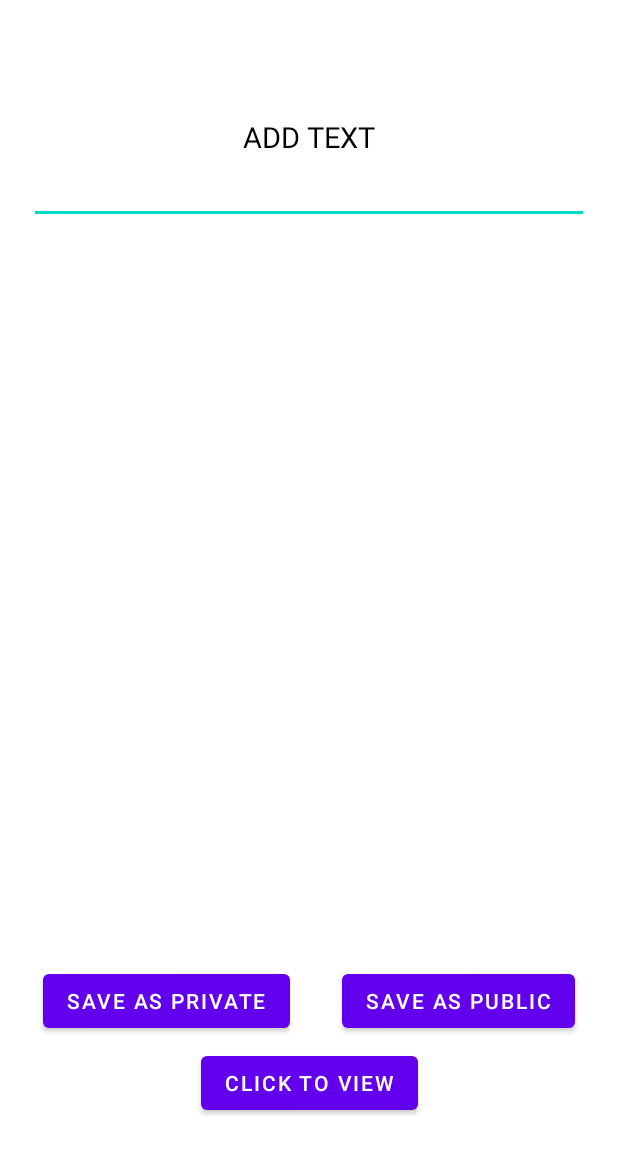
After one commit to haqiachd/tugas-bkpm, an Android app: the M7Storage screen opened directly, with no data from a screen before it, on a phone screen of 412 x 824 dp. The commit adds this screen. Shown: the top 1154 px of the screen. Run offline under Robolectric (Android 15) with nearby library versions, the phone set to English and light mode, and no system bars; our stand-ins replace sdp/ssp sizes.

Commit message:
add minggu 7 ~ storage

```diff
--- /dev/null
+++ b/app/src/main/java/com/polije/sem3/min7/M7Storage.java
@@ -0,0 +1,92 @@
+package com.polije.sem3.min7;
+
+import androidx.appcompat.app.AppCompatActivity;
+import androidx.core.app.ActivityCompat;
+
+import android.Manifest;
+import android.content.Intent;
+import android.os.Bundle;
+import android.os.Environment;
+import android.view.View;
+import android.widget.Button;
+import android.widget.EditText;
+import android.widget.Toast;
+
+import com.polije.sem3.R;
+
+import java.io.File;
+import java.io.FileOutputStream;
+
+public class M7Storage extends AppCompatActivity {
+
+    private EditText editText;
+    private Button btnPrivate, btnPublic, btnView;
+    private int STORAGE_PERMISSION_CODE = 666;
+
+    private void initViews(){
+        editText = findViewById(R.id.m7_inpText);
+        btnPrivate = findViewById(R.id.m7_save_private);
+        btnPublic = findViewById(R.id.m7_save_public);
+        btnView = findViewById(R.id.m7_btn_view);
+    }
+
+    @Override
+    protected void onCreate(Bundle savedInstanceState) {
+        super.onCreate(savedInstanceState);
+        setContentView(R.layout.activity_m7_storage);
+        initViews();
+        onClickGroups();
+    }
+
+    private void onClickGroups(){
+
+        btnPrivate.setOnClickListener(v -> {
+            savePrivate(null);
+        });
+
+        btnPublic.setOnClickListener(v -> {
+            savePublic(null);
+        });
+
+        btnView.setOnClickListener(v -> {
+            startActivity(new Intent(this, M7StorageSecond.class));
+        });
+    }
+
+    public void savePublic(View view){
+        ActivityCompat.requestPermissions(this, new String[]{Manifest.permission.READ_EXTERNAL_STORAGE}, STORAGE_PERMISSION_CODE);
+        String info = editText.getText().toString();
+        File folder = Environment.getExternalStoragePublicDirectory(Environment.DIRECTORY_DOWNLOADS);
+        File myFile = new File(folder, "myData1.txt");
+        writeData(myFile, info);
+        editText.setText("");
+    }
+
+    public void savePrivate(View view){
+        String info = editText.getText().toString();
+        File folder = getExternalFilesDir("samsul");
+        File myFile = new File(folder, "myData2.txt");
+        writeData(myFile, info);
+        editText.setText("");
+    }
+
+    public void writeData(File myFile, String data){
+        FileOutputStream fileOutputStream = null;
+        try{
+            System.out.println("TES WRITE DATA");
+            fileOutputStream = new FileOutputStream(myFile);
+            fileOutputStream.write(data.getBytes());
+            Toast.makeText(this, "Done" + myFile.getAbsolutePath(), Toast.LENGTH_SHORT).show();
+        }catch (Exception e){
+            e.printStackTrace();
+        }finally {
+            if(fileOutputStream != null){
+                try {
+                    fileOutputStream.close();
+                }catch (Exception ex){
+                    ex.printStackTrace();
+                }
+            }
+        }
+    }
+}
--- /dev/null
+++ b/app/src/main/res/layout/activity_m7_storage.xml
@@ -0,0 +1,78 @@
+<?xml version="1.0" encoding="utf-8"?>
+<androidx.constraintlayout.widget.ConstraintLayout
+    xmlns:android="http://schemas.android.com/apk/res/android"
+    xmlns:app="http://schemas.android.com/apk/res-auto"
+    xmlns:tools="http://schemas.android.com/tools"
+    android:layout_width="match_parent"
+    android:layout_height="match_parent"
+    tools:context=".min7.M7Storage"
+    >
+
+    <TextView
+        android:id="@+id/m7_txt_view"
+        android:layout_width="match_parent"
+        android:layout_height="wrap_content"
+        android:layout_marginTop="@dimen/_60sdp"
+        android:text="ADD TEXT"
+        android:textSize="@dimen/_15ssp"
+        android:textAlignment="center"
+        android:textColor="@color/black"
+        app:layout_constraintTop_toTopOf="parent"
+        />
+
+    <EditText
+        android:id="@+id/m7_inpText"
+        android:layout_width="match_parent"
+        android:layout_height="wrap_content"
+        android:layout_marginStart="@dimen/_15sdp"
+        android:layout_marginEnd="@dimen/_15sdp"
+        android:textAlignment="center"
+        android:ems="10"
+        android:inputType="textMultiLine"
+        android:importantForAutofill="no"
+        app:layout_constraintTop_toBottomOf="@id/m7_txt_view"
+        />
+
+    <androidx.constraintlayout.widget.ConstraintLayout
+        android:layout_width="match_parent"
+        android:layout_height="wrap_content"
+        android:layout_marginBottom="@dimen/_60sdp"
+        android:orientation="vertical"
+        app:layout_constraintBottom_toBottomOf="parent"
+        >
+
+        <Button
+            android:id="@+id/m7_save_private"
+            android:layout_width="wrap_content"
+            android:layout_height="wrap_content"
+            android:text="SAVE AS PRIVATE"
+            app:layout_constraintTop_toTopOf="parent"
+            app:layout_constraintStart_toStartOf="parent"
+            app:layout_constraintEnd_toStartOf="@id/m7_save_public"
+            />
+
+        <Button
+            android:id="@+id/m7_save_public"
+            android:layout_width="wrap_content"
+            android:layout_height="wrap_content"
+            android:layout_marginStart="@dimen/_5sdp"
+            android:text="SAVE AS PUBLIC"
+            app:layout_constraintTop_toTopOf="parent"
+            app:layout_constraintStart_toEndOf="@id/m7_save_private"
+            app:layout_constraintEnd_toEndOf="parent"
+            />
+
+        <Button
+            android:id="@+id/m7_btn_view"
+            android:layout_width="wrap_content"
+            android:layout_height="wrap_content"
+            android:layout_marginTop="@dimen/_5sdp"
+            android:text="CLICK TO VIEW"
+            app:layout_constraintTop_toBottomOf="@id/m7_save_private"
+            app:layout_constraintStart_toStartOf="parent"
+            app:layout_constraintEnd_toEndOf="parent"
+            />
+
+    </androidx.constraintlayout.widget.ConstraintLayout>
+
+</androidx.constraintlayout.widget.ConstraintLayout>
--- a/app/src/main/res/layout/fragment_home.xml
+++ b/app/src/main/res/layout/fragment_home.xml
@@ -35,7 +35,7 @@
             <ListView
                 android:id="@+id/home_list"
                 android:layout_width="match_parent"
-                android:layout_height="@dimen/_200sdp"
+                android:layout_height="@dimen/_270sdp"
                 android:layout_marginTop="@dimen/_20sdp"
                 app:layout_constraintBottom_toBottomOf="parent"
                 app:layout_constraintTop_toBottomOf="@id/home_title"
```
Also changed, not shown: app/src/main/AndroidManifest.xml (+43 -5 lines), app/src/main/java/com/polije/sem3/menu/HomeFragment.java (+21 -18 lines), app/src/main/java/com/polije/sem3/min6/M6Intent1.java (added, +35 -0 lines), app/src/main/java/com/polije/sem3/min6/M6Intent2.java (added, +47 -0 lines), app/src/main/java/com/polije/sem3/min6/M6IntentSecond.java (added, +25 -0 lines), app/src/main/java/com/polije/sem3/min7/M7StorageSecond.java (added, +130 -0 lines), app/src/main/res/layout/activity_m6_intent1.xml (added, +39 -0 lines), app/src/main/res/layout/activity_m6_intent2.xml (added, +51 -0 lines), app/src/main/res/layout/activity_m6_intent_second.xml (added, +26 -0 lines), app/src/main/res/layout/activity_m7_storage_second.xml (added, +65 -0 lines).
